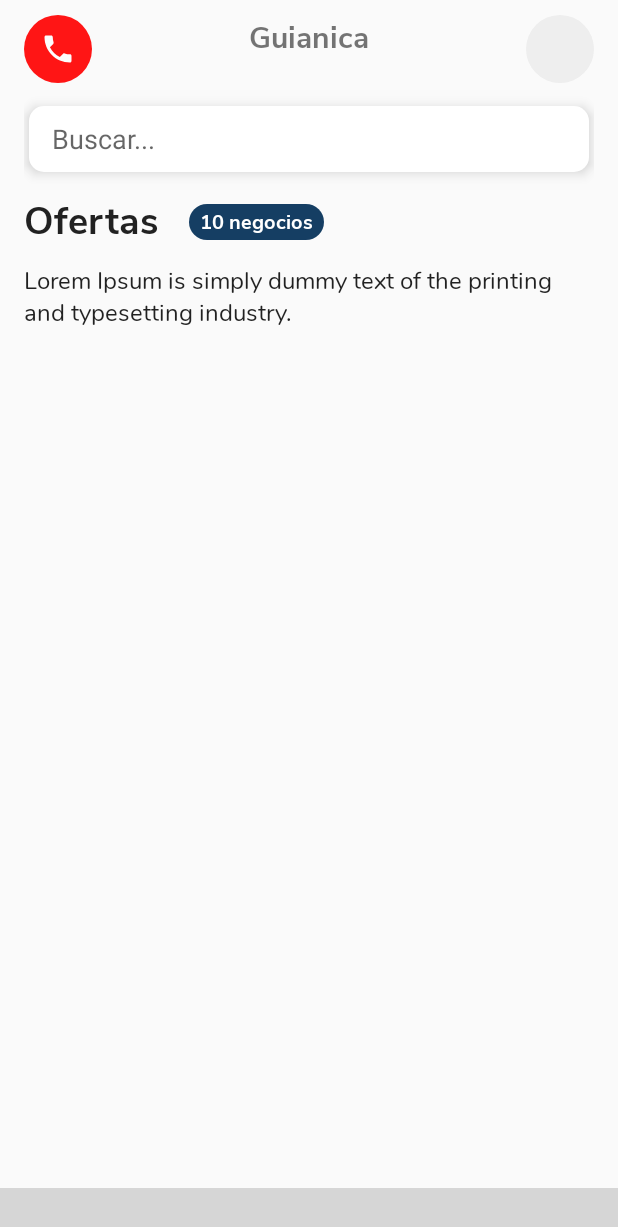
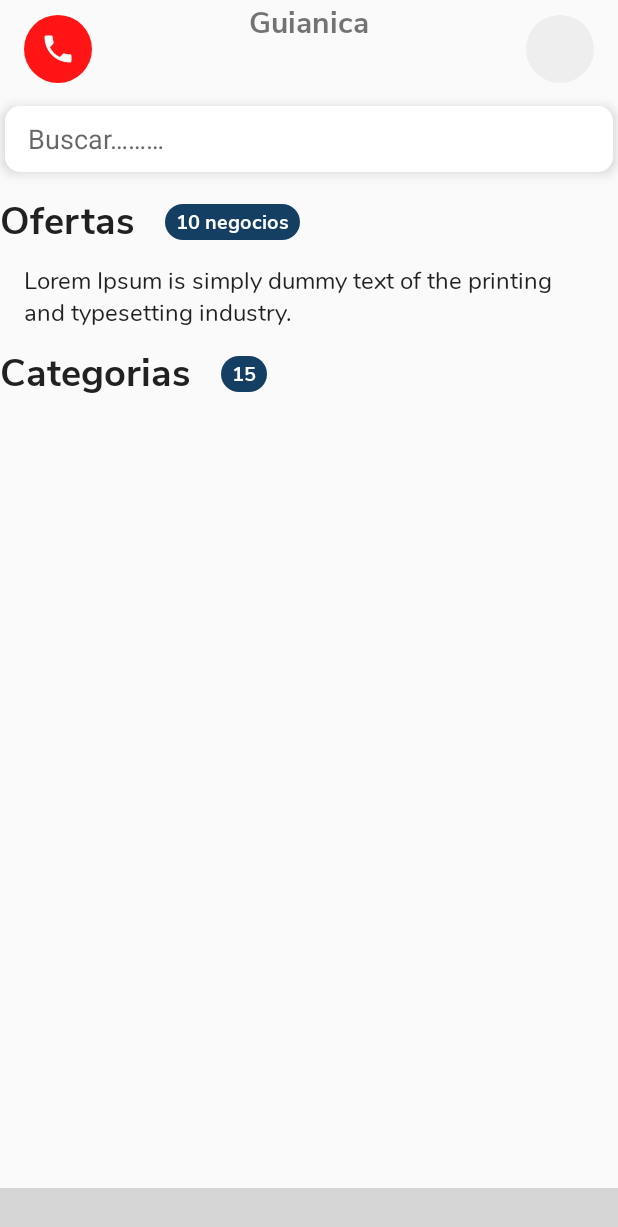
Before and after one commit to Estoico96/GuianicaApp, an Android app: the screen it shows after launch once a user with an empty profile is signed in (MainActivity), on a phone screen of 412 x 824 dp. Shown: the top 1227 px of the screen. Run offline under Robolectric (Android 15) with nearby library versions, the light colour scheme and no system bars; our stand-ins replace CircleImageView, Firebase (no records; nobody signed in at launch, a user with empty details on screens opened directly); plain views replace BottomNavigationViewEx; pictures from the network do not load; grey boxes are pictures that could not be loaded.

Commit message:
Creacion de base de datos para las categorias

```diff
--- a/app/src/main/java/com/ninjabyte/guianica/main/HomeFragment.java
+++ b/app/src/main/java/com/ninjabyte/guianica/main/HomeFragment.java
@@ -26,6 +26,7 @@ import com.google.firebase.database.ValueEventListener;
 import com.ninjabyte.guianica.R;
 import com.ninjabyte.guianica.Utilities;
 import com.ninjabyte.guianica.adapters.OfferHomefragmentAdapter;
+import com.ninjabyte.guianica.model.Category;
 import com.ninjabyte.guianica.model.Company;
 import com.ninjabyte.guianica.model.MetaOffer;
 import com.ninjabyte.guianica.model.Offer;
@@ -42,7 +43,10 @@ public class HomeFragment extends Fragment {
     private RecyclerView recyclerViewOffer;
     private OfferHomefragmentAdapter adapterOffer;
     private ArrayList<Offer> arrayOffers;
-    private DatabaseReference databaseReference;
+    private DatabaseReference offerDatabaseReference;
+    private DatabaseReference categoryDatabaseReference;
+    private ValueEventListener offerValueEventListener;
+    private ValueEventListener categoryValueEventListener;
 
 
 
@@ -56,47 +60,53 @@ public class HomeFragment extends Fragment {
         context = getContext();
         activity = getActivity();
 
-        arrayOffers = new ArrayList<>();
+        Utilities.checkApiLevel(activity);
 
-        databaseReference = Utilities.getDatabaseReference()
-                .child("7a4fa054-4287-4e9e-8432-258840d49798")
-                .child("offers")
-                .child("data");
+        onCreateOffer();
 
     }
 
     @Override
     public View onCreateView(@NonNull LayoutInflater inflater, ViewGroup container,
                              Bundle savedInstanceState) {
-        Utilities.checkApiLevel(activity);
-
         View fragmentHomeView = inflater.inflate(R.layout.fragment_home, container, false);
 
         userImage = fragmentHomeView.findViewById(R.id.user_image_fragment_home);
-        Utilities.setImageFromUrl(context,Utilities.TYPE_CIRCLE,  userImage, null,Utilities.getCurrentUser("photoUrl"));
+        recyclerViewOffer = fragmentHomeView.findViewById(R.id.recycler_offers_home_fragment);
 
-        recyclerViewOffer = fragmentHomeView.findViewById(R.id.recycler_offers_home_fragment);
+
         LinearLayoutManager linearLayoutManager = new LinearLayoutManager(context);
         linearLayoutManager.setOrientation(LinearLayoutManager.HORIZONTAL);
         recyclerViewOffer.setLayoutManager(linearLayoutManager);
         adapterOffer =  new OfferHomefragmentAdapter(context, arrayOffers);
         recyclerViewOffer.setAdapter(adapterOffer);
 
-        databaseReference.addListenerForSingleValueEvent(new ValueEventListener() {
+        Utilities.setImageFromUrl(context, Utilities.TYPE_CIRCLE,  userImage,
+                null,Utilities.getCurrentUser("photoUrl"));
+
+        offerDatabaseReference.addValueEventListener(offerValueEventListener);
+
+        return fragmentHomeView;
+    }
+
+
+    private void onCreateOffer(){
+        arrayOffers = new ArrayList<>();
+
+        offerDatabaseReference = Utilities.getDatabaseReference()
+                .child("7a4fa054-4287-4e9e-8432-258840d49798")
+                .child("offers")
+                .child("data");
+
+        offerValueEventListener = new ValueEventListener() {
             @Override
             public void onDataChange(@NonNull DataSnapshot dataSnapshot) {
                 arrayOffers.clear();
 
-
                 for (DataSnapshot snapshot : dataSnapshot.getChildren()){
                     Offer offer = snapshot.getValue(Offer.class);
                     arrayOffers.add(offer);
-
-                    Log.v("asdf", offer.toString());
                 }
-
-
-                Log.v("asdf", "notify");
                 adapterOffer.notifyDataSetChanged();
             }
 
@@ -104,7 +114,31 @@ public class HomeFragment extends Fragment {
             public void onCancelled(@NonNull DatabaseError databaseError) {
 
             }
-        });
-        return fragmentHomeView;
+        };
+    }
+
+    private void onCreateCategory(){
+        final ArrayList<Category> arrayCategory = new ArrayList<>();
+
+        categoryDatabaseReference = Utilities.getDatabaseReference()
+                .child("7a4fa054-4287-4e9e-8432-258840d49798")
+                .child("categories");
+
+        categoryValueEventListener = new ValueEventListener() {
+            @Override
+            public void onDataChange(@NonNull DataSnapshot dataSnapshot) {
+                arrayCategory.clear();
+
+                for (DataSnapshot snapshot : dataSnapshot.getChildren()){
+                    Category category = snapshot.getValue(Category.class);
+                    arrayCategory.add(category);
+                }
+            }
+
+            @Override
+            public void onCancelled(@NonNull DatabaseError databaseError) {
+
+            }
+        };
     }
 }
--- a/app/src/main/res/layout/fragment_home.xml
+++ b/app/src/main/res/layout/fragment_home.xml
@@ -1,99 +1,129 @@
 <?xml version="1.0" encoding="utf-8"?>
-<LinearLayout xmlns:android="http://schemas.android.com/apk/res/android"
+<RelativeLayout xmlns:android="http://schemas.android.com/apk/res/android"
+    xmlns:app="http://schemas.android.com/apk/res-auto"
     xmlns:tools="http://schemas.android.com/tools"
     android:layout_width="match_parent"
     android:layout_height="match_parent"
     android:orientation="vertical"
-    xmlns:app="http://schemas.android.com/apk/res-auto"
     tools:context=".main.HomeFragment">
 
-
-    <RelativeLayout
+    <ImageButton android:id="@+id/btn_emergency_home_fragment"
         style="@style/LayoutLateralMargin"
-        android:layout_width="match_parent"
-        android:layout_height="wrap_content">
-
-        <ImageButton
         android:layout_width="45dp"
         android:layout_height="45dp"
-            android:src="@drawable/ic_call_white"
         android:layout_alignParentStart="true"
-            android:background="@drawable/button_emergency_call_activity_main"/>
+        android:background="@drawable/button_emergency_call_activity_main"
+        android:src="@drawable/ic_call_white" />
 
     <TextView
         android:layout_width="wrap_content"
         android:layout_height="wrap_content"
-            android:text="@string/app_name"
         android:layout_centerHorizontal="true"
         android:fontFamily="@font/nunito_sans_bold"
-            android:textSize="20sp"/>
+        android:text="@string/app_name"
+        android:textSize="20sp" />
 
     <de.hdodenhof.circleimageview.CircleImageView
+        style="@style/LayoutLateralMargin"
         android:id="@+id/user_image_fragment_home"
         android:layout_width="45dp"
         android:layout_height="45dp"
-            app:civ_border_width="0dp"
         android:layout_alignParentEnd="true"
+        android:elevation="@dimen/small_elevation"
         android:src="@drawable/lorem_image"
-            android:elevation="@dimen/small_elevation"/>
+        app:civ_border_width="0dp" />
 
-        <EditText android:id="@+id/search_bar_home_fragment"
+    <EditText
+        android:id="@+id/search_bar_home_fragment"
+        android:layout_width="match_parent"
+        android:layout_height="44dp"
+        android:layout_below="@id/user_image_fragment_home"
+        android:layout_marginStart="3dp"
+        android:layout_marginTop="15dp"
+        android:layout_marginEnd="3dp"
+        android:layout_marginBottom="3dp"
+        android:background="@drawable/background_searchbar_activity_main"
+        android:elevation="@dimen/small_elevation"
         android:hint="@string/text_hints_search_main_activity"
         android:inputType="text"
-            android:layout_width="match_parent"
-            android:layout_height="44dp"
         android:paddingStart="15dp"
-            android:paddingEnd="15dp"
-            android:layout_marginTop="15dp"
-            android:layout_marginStart="3dp"
-            android:layout_marginBottom="3dp"
-            android:layout_marginEnd="3dp"
-            android:layout_below="@id/user_image_fragment_home"
-            android:background="@drawable/background_searchbar_activity_main"
-            android:elevation="@dimen/small_elevation"/>
+        android:paddingEnd="15dp" />
 
-        <TextView android:id="@+id/title_offer_home_fragment"
+    <TextView
+        android:id="@+id/title_offer_home_fragment"
         style="@style/TitleHeader"
         android:layout_width="wrap_content"
         android:layout_height="wrap_content"
         android:layout_below="@+id/search_bar_home_fragment"
-            android:text="@string/title_offer_home_fragment"/>
+        android:text="@string/title_offer_home_fragment" />
 
-        <TextView android:id="@+id/tooltip_home_fragment"
+    <TextView
+        android:id="@+id/tooltip_offer_home_fragment"
         android:layout_width="wrap_content"
         android:layout_height="wrap_content"
+        android:layout_below="@+id/search_bar_home_fragment"
+        android:layout_marginStart="15dp"
+        android:layout_marginTop="18dp"
+        android:layout_toEndOf="@+id/title_offer_home_fragment"
         android:background="@drawable/background_tooltip"
+        android:fontFamily="@font/nunito_sans_bold"
         android:paddingStart="7dp"
-            android:layout_toEndOf="@+id/title_offer_home_fragment"
-            android:layout_below="@+id/search_bar_home_fragment"
         android:paddingTop="2dp"
         android:paddingEnd="7dp"
         android:paddingBottom="2dp"
-            android:layout_marginTop="18dp"
-            android:layout_marginStart="15dp"
-            android:textSize="13sp"
-            android:fontFamily="@font/nunito_sans_bold"
         android:text="10 negocios"
-            android:textColor="@color/colorWhite" />
-
-    </RelativeLayout>
-
+        android:textColor="@color/colorWhite"
+        android:textSize="13sp" />
 
     <TextView
         style="@style/SubtitleHeader"
+        android:id="@+id/text_description_offer_home_fragment"
         android:layout_width="wrap_content"
         android:layout_height="wrap_content"
+        android:layout_below="@+id/title_offer_home_fragment"
         android:text="@string/lorem_description_small" />
-
 
 
     <android.support.v7.widget.RecyclerView
         android:id="@+id/recycler_offers_home_fragment"
+        android:layout_below="@+id/text_description_offer_home_fragment"
         android:layout_width="match_parent"
         android:layout_height="wrap_content">
 
     </android.support.v7.widget.RecyclerView>
 
+    <TextView
+        android:id="@+id/title_category_home_fragment"
+        style="@style/TitleHeader"
+        android:layout_width="wrap_content"
+        android:layout_height="wrap_content"
+        android:layout_below="@+id/recycler_offers_home_fragment"
+        android:text="@string/title_category_home_fragment" />
+
+    <TextView
+        android:id="@+id/tooltip_category_home_fragment"
+        android:layout_width="wrap_content"
+        android:layout_height="wrap_content"
+        android:layout_below="@+id/recycler_offers_home_fragment"
+        android:layout_marginStart="15dp"
+        android:layout_marginTop="18dp"
+        android:layout_toEndOf="@+id/title_category_home_fragment"
+        android:background="@drawable/background_tooltip"
+        android:fontFamily="@font/nunito_sans_bold"
+        android:paddingStart="7dp"
+        android:paddingTop="2dp"
+        android:paddingEnd="7dp"
+        android:paddingBottom="2dp"
+        android:text="15"
+        android:textColor="@color/colorWhite"
+        android:textSize="13sp" />
+
+    <android.support.v7.widget.RecyclerView
+        android:id="@+id/recycler_category_home_fragment"
+        android:layout_below="@+id/title_category_home_fragment"
+        android:layout_width="match_parent"
+        android:layout_height="wrap_content">
+    </android.support.v7.widget.RecyclerView>
 
 
-</LinearLayout>
+</RelativeLayout>
--- a/app/src/main/res/values/strings.xml
+++ b/app/src/main/res/values/strings.xml
@@ -1,8 +1,14 @@
 <resources>
     <string name="app_name">Guianica</string>
+    <string name="text_about_slide_title_one">¡Gracias por descargarme!</string>
+    <string name="text_about_slide_description_one">Soy una guia digital dónde encontrarás información de contacto y ofertas de distintos negocios comerciales.</string>
+    <string name="text_about_slide_title_two">Encuentra los negocios comerciales entre las distintas categorías.</string>
+    <string name="text_about_slide_description_two">Destro del resultado de busqueda podrás filtrar los negocios por su especialidad para encontar el que más se adapte a tu necesidad.</string>
+    <string name="text_about_slide_title_three">No te preocupes, funciono sin conexión a internet.</string>
+    <string name="text_about_slide_description_three">En cada perfil de los distintos negocios podrás guardar su información de contácto si asi lo deseas para esos días en el espacio intergaláctico.</string>
     <string name="label_sign_in">Incia sesión</string>
     <string name="text_button_fragment_confirm">Continuar</string>
-    <string name="text_hints_search_main_activity">Buscar...</string>
+    <string name="text_hints_search_main_activity">Buscar&#8230;&#8230;&#8230;</string>
     <string name="text_description_fragment_confirm">El registro se ha completado con exito, puedes darle continuar para disfrutar del contenido de Guianica.</string>
 
     <!-- LOREM IPSUM -->
@@ -23,6 +29,7 @@
 
     <!-- TITLE HOME FRAGMENT -->
     <string name="title_offer_home_fragment">Ofertas</string>
+    <string name="title_category_home_fragment">Categorias</string>
 
     <!-- TODO: Remove or change this placeholder text -->
     <string name="hello_blank_fragment">Hello blank fragment</string>
--- a/app/src/main/res/values/styles.xml
+++ b/app/src/main/res/values/styles.xml
@@ -8,11 +8,18 @@
         <item name="colorAccent">@color/colorAccent</item>
     </style>
 
-    <!-- Application theme lateral margins. -->
-    <style name="LayoutLateralMargin" parent="Theme.AppCompat.Light.NoActionBar">
+    <!-- Application theme lateral padding. -->
+    <style name="LayoutLateralPadding" parent="Theme.AppCompat.Light.NoActionBar">
         <item name="android:paddingTop">@dimen/padding_top</item>
         <item name="android:paddingStart">@dimen/padding_start</item>
         <item name="android:paddingEnd">@dimen/padding_end</item>
+
+    </style>
+
+    <style name="LayoutLateralMargin" parent="Theme.AppCompat.Light.NoActionBar">
+        <item name="android:layout_marginTop">@dimen/padding_top</item>
+        <item name="android:layout_marginStart">@dimen/padding_start</item>
+        <item name="android:layout_marginEnd">@dimen/padding_end</item>
 
     </style>
 
```
Also changed, not shown: app/src/main/java/com/ninjabyte/guianica/Utilities.java (+8 -15 lines), app/src/main/java/com/ninjabyte/guianica/database/CategoryContract.java (added, +15 -0 lines), app/src/main/java/com/ninjabyte/guianica/database/GuianicaDbHelper.java (added, +25 -0 lines), app/src/main/java/com/ninjabyte/guianica/model/Category.java (added, +43 -0 lines), app/src/main/res/layout/view_category.xml (added, +25 -0 lines). Lines whose indentation alone changed are shown as unchanged.
